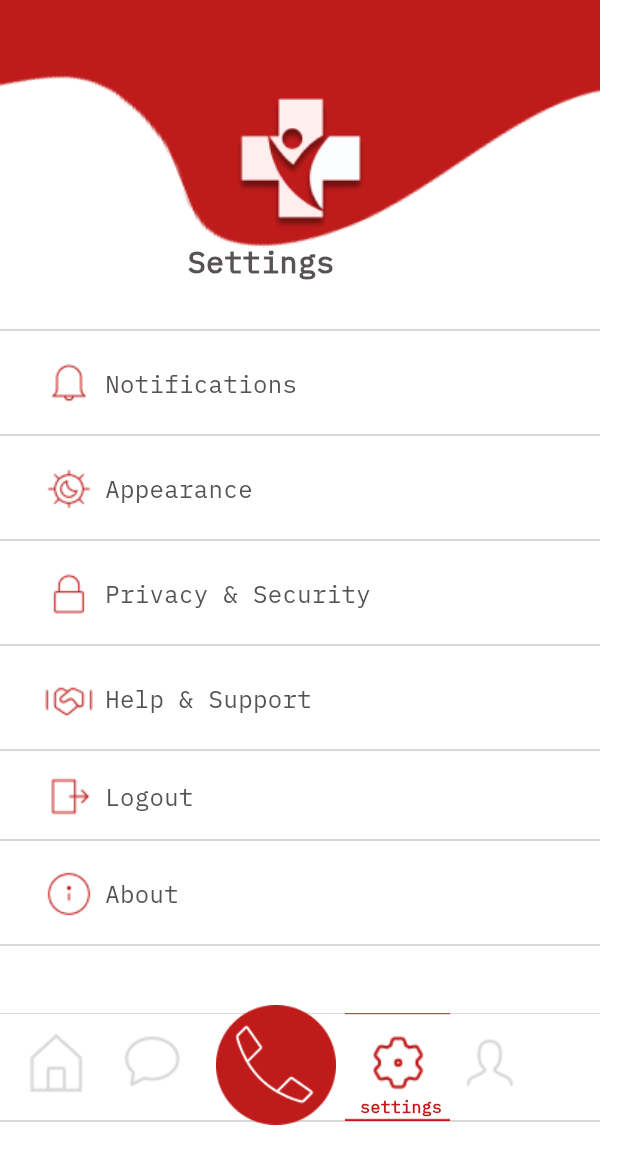
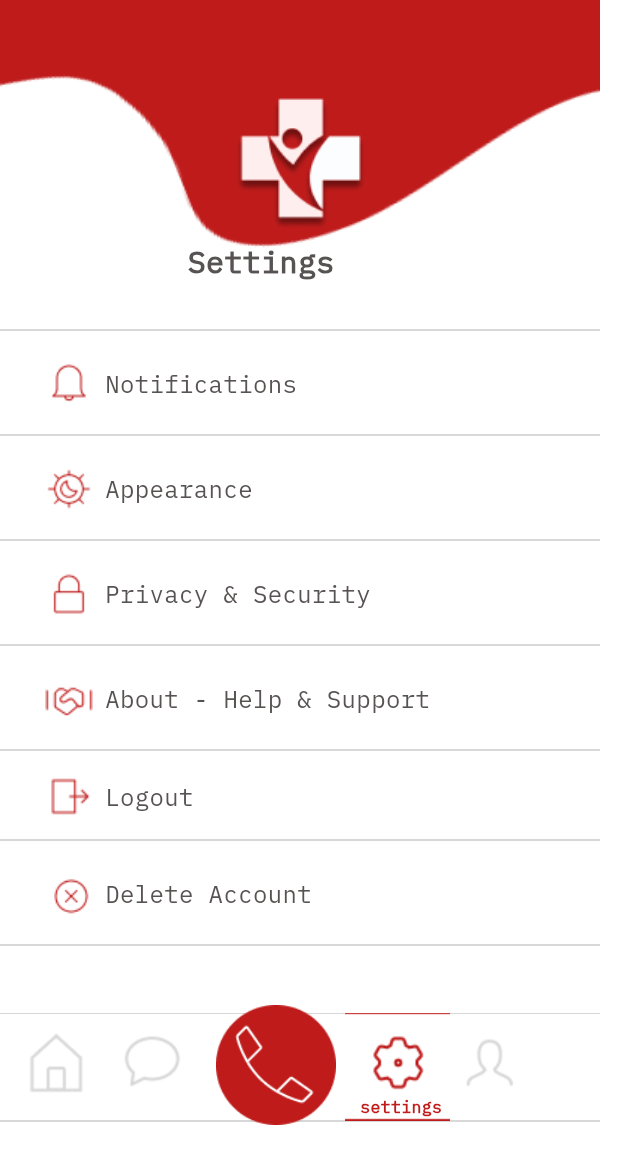
Before and after one commit to Lance-Abella/lifeline_assistance, a Flutter app: the SettingsPage screen opened directly, on a phone screen of 412 x 824 dp. Shown: the top 1164 px of the screen. Run offline on Flutter 3.47's test engine with Material 3 defaults, Android fonts, the phone set to English and light mode, and no system bars; our stand-ins replace cloud_firestore, firebase_auth, firebase_core, video_player; missing offline and left inert: flutter_carousel_slider; accounts and stored records are empty.

Commit message:
delete done

```diff
--- a/lib/pages/settings_page.dart
+++ b/lib/pages/settings_page.dart
@@ -1,5 +1,6 @@
-// ignore_for_file: prefer_const_literals_to_create_immutables, prefer_const_constructors, avoid_unnecessary_containers, prefer_relative_imports
+// ignore_for_file: prefer_const_literals_to_create_immutables, prefer_const_constructors, avoid_unnecessary_containers, prefer_relative_imports, avoid_print
 
+import 'package:cloud_firestore/cloud_firestore.dart';
 import 'package:firebase_auth/firebase_auth.dart';
 import 'package:flutter/material.dart';
 import 'package:lifeline_assistance/pages/bulletin_page.dart';
@@ -10,8 +11,44 @@
 import 'package:lifeline_assistance/pages/notification_page.dart';
 import 'package:lifeline_assistance/pages/profile_page.dart';
 
-class SettingsPage extends StatelessWidget {
+class SettingsPage extends StatefulWidget {
   const SettingsPage({super.key});
+
+  @override
+  State<SettingsPage> createState() => _SettingsPageState();
+}
+
+class _SettingsPageState extends State<SettingsPage> {
+
+  Future<void> removeAccount() async {
+  try {
+    User? user = FirebaseAuth.instance.currentUser;
+
+    if (user != null) {
+      String email = user.email ?? "";
+      String collectionName = "users";
+
+      // Remove user from Firestore
+      await FirebaseFirestore.instance
+          .collection(collectionName)
+          .where('email', isEqualTo: email)
+          .get()
+          .then((querySnapshot) {
+        if (querySnapshot.docs.isNotEmpty) {
+          querySnapshot.docs.first.reference.delete();
+        }
+      });
+
+      // Remove user from Firebase Authentication
+      await user.delete();
+
+      // Sign out the user
+      await FirebaseAuth.instance.signOut();
+    }
+  } catch (error) {
+    print("Error removing account: $error");
+  }
+}
 
   @override
   Widget build(BuildContext context) {
@@ -186,7 +223,7 @@
               Container(
                   margin: EdgeInsets.only(left: 70, top: 455),
                   child: Text(
-                    "Help & Support",
+                    "About - Help & Support",
                     style: TextStyle(
                       color: Color.fromRGBO(88, 83, 83, 1),
                       fontFamily: "IBM Plex Mono",
@@ -251,25 +288,31 @@
                 ),
               ),
 
-              Container(
-                height: 32,
-                width: 32,
+              GestureDetector(
+                onTap: () => removeAccount(),
+                child: Container(
+                  height: 35,
+                  width: 35,
                   margin: EdgeInsets.only(left: 30, top: 580),
                   child: Image(
-                  image: AssetImage("assets/info.png"),
+                    image: AssetImage("assets/cancel.png"),
                     fit: BoxFit.fill,
                   ),
                 ),
+              ),
 
-              Container(
+              GestureDetector(
+                onTap: () => removeAccount(),
+                child: Container(
                     margin: EdgeInsets.only(left: 70, top: 585),
                     child: Text(
-                    "About",
+                      "Delete Account",
                       style: TextStyle(
                         color: Color.fromRGBO(88, 83, 83, 1),
                         fontFamily: "IBM Plex Mono",
                         fontSize: 16,
                         fontWeight: FontWeight.w500,
+                      ),
                     ),
                   ),
               ),
```
Also changed, not shown: assets/cancel.png (added). Lines whose indentation alone changed are shown as unchanged.
